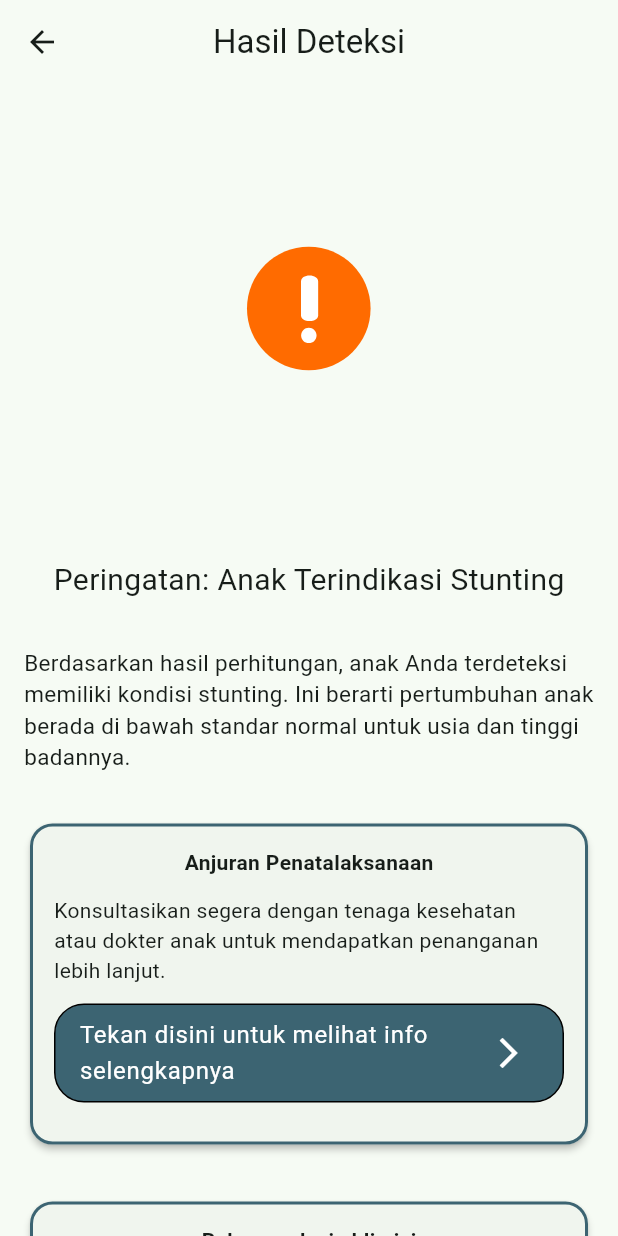
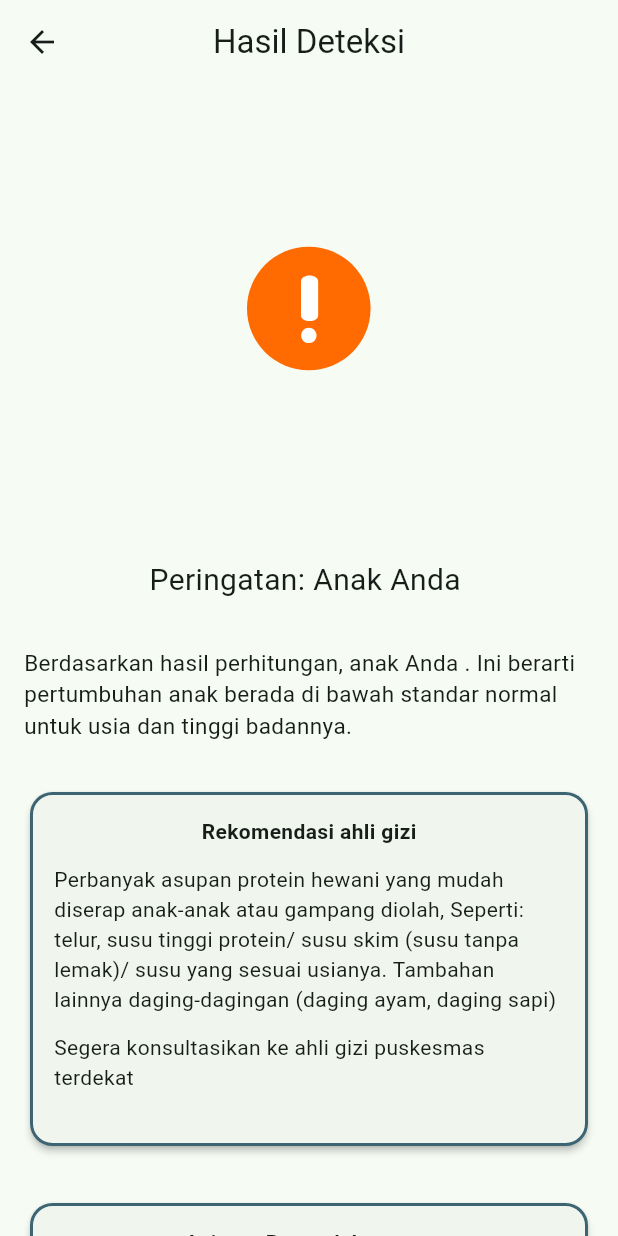
Before and after one commit to Arifrhmn2743/stunt-guard, a Flutter app: the HasilDeteksi screen opened directly with empty values, on a phone screen of 412 x 824 dp. Run offline on Flutter 3.47's test engine with Material 3 defaults, Android fonts, the phone set to English and light mode, and no system bars; drawn by our look-alikes of lottie; our stand-ins replace material_symbols_icons, sqflite, webview_flutter; missing offline and left inert: easy_image_viewer; accounts and stored records are empty; project files that could hold a hidden picture were left out.

Commit message:
final update (hopefully)

```diff
--- a/lib/fitur/home/menu_utama/deteksi/hasil_deteksi.dart
+++ b/lib/fitur/home/menu_utama/deteksi/hasil_deteksi.dart
@@ -1,6 +1,7 @@
 import 'package:flutter/material.dart';
 import 'package:lottie/lottie.dart';
 import 'package:stunting_app/fitur/home/homepage.dart';
+import 'package:url_launcher/url_launcher.dart';
 
 class HasilDeteksi extends StatefulWidget {
   final String nama, kategori;
@@ -11,6 +12,13 @@ class HasilDeteksi extends StatefulWidget {
 }
 
 class _HasilDeteksiState extends State<HasilDeteksi> {
+  final Uri _url = Uri.parse('https://bit.ly/3AFvN4L');
+  Future<void> _launchUrl() async {
+    if (!await launchUrl(_url)) {
+      throw Exception('Could not launch $_url');
+    }
+  }
+
   @override
   Widget build(BuildContext context) {
     return Scaffold(
@@ -42,10 +50,10 @@ class _HasilDeteksiState extends State<HasilDeteksi> {
                   Center(
                     child: Text(
                       widget.kategori == "Normal"
-                          ? "Anak Tidak Terindikasi Stunting"
+                          ? "Anak Anda ${widget.kategori}"
                           : widget.kategori == 'Tinggi'
                               ? "Anak terdeteksi Tinggi"
-                              : "Peringatan: Anak Terindikasi Stunting",
+                              : "Peringatan: Anak Anda ${widget.kategori}",
                       style: TextStyle(fontSize: 20),
                     ),
                   ),
@@ -54,11 +62,85 @@ class _HasilDeteksiState extends State<HasilDeteksi> {
                   ),
                   Text(
                     widget.kategori == "Normal"
-                        ? "Berdasarkan hasil perhitungan, anak Anda tidak terdeteksi mengalami stunting. Pertumbuhan anak sesuai dengan standar normal untuk usia dan tinggi badannya."
+                        ? "Berdasarkan hasil perhitungan, anak Anda ${widget.kategori}. Pertumbuhan anak sesuai dengan standar normal untuk usia dan tinggi badannya."
                         : widget.kategori == "Tinggi"
-                            ? "Berdasarkan hasil perhitungan, anak Anda tidak terdeteksi mengalami stunting. Pertumbuhan anak sesuai dengan standar normal untuk usia dan tinggi badannya."
-                            : "Berdasarkan hasil perhitungan, anak Anda terdeteksi memiliki kondisi stunting. Ini berarti pertumbuhan anak berada di bawah standar normal untuk usia dan tinggi badannya.",
+                            ? "Berdasarkan hasil perhitungan, anak Anda termasuk ${widget.kategori}. Pertumbuhan anak agak lebih dari standar normal untuk usia dan tinggi badannya."
+                            : "Berdasarkan hasil perhitungan, anak Anda ${widget.kategori}. Ini berarti pertumbuhan anak berada di bawah standar normal untuk usia dan tinggi badannya.",
                     style: TextStyle(fontSize: 15),
+                  ),
+                  SizedBox(
+                    height: 30,
+                  ),
+                  Card(
+                    elevation: 2,
+                    shape: RoundedRectangleBorder(
+                      borderRadius: BorderRadius.circular(15.0),
+                      side: BorderSide(
+                        color: Theme.of(context).colorScheme.tertiary,
+                        width: 2.0,
+                      ),
+                    ),
+                    child: Padding(
+                      padding: const EdgeInsets.all(16.0),
+                      child: Column(
+                        crossAxisAlignment: CrossAxisAlignment.start,
+                        children: [
+                          Center(
+                              child: Text(
+                            "Rekomendasi ahli gizi",
+                            style: TextStyle(fontWeight: FontWeight.bold),
+                          )),
+                          SizedBox(
+                            height: 12,
+                          ),
+                          widget.kategori == "Normal"
+                              ? Text(
+                                  "Wah, Selamat Bu, Hasil pemeriksaan menunjukkan gizi anak baik, Terus pertahankan ya Bu!")
+                              : widget.kategori == "Tinggi"
+                                  ? Text(
+                                      "Wah, Selamat Bu, Hasil pemeriksaan menunjukkan gizi anak baik, Terus pertahankan ya Bu!")
+                                  : Text(
+                                      "Perbanyak asupan protein hewani yang mudah diserap anak-anak atau gampang diolah, Seperti: telur, susu tinggi protein/ susu skim (susu tanpa lemak)/ susu yang sesuai usianya. Tambahan lainnya daging-dagingan (daging ayam, daging sapi)"),
+                          // Text(widget.kategori != "Normal"
+                          //     ? "Pastikan anak mendapatkan asupan gizi yang cukup dan seimbang. "
+                          //     : "Rutin periksakan anak ke tenaga kesehatan untuk memantau perkembangan tinggi dan berat badan."),
+                          SizedBox(
+                            height: 12,
+                          ),
+                          widget.kategori == "Normal"
+                              ? Text(
+                                  "Terimakasih sudah rutin membawa anak ke posyandu Bu!")
+                              : widget.kategori == "Tinggi"
+                                  ? Text(
+                                      "Terimakasih sudah rutin membawa anak ke posyandu Bu!")
+                                  : Text(
+                                      "Segera konsultasikan ke ahli gizi puskesmas terdekat"),
+                          SizedBox(
+                            height: 20,
+                          ),
+                          // Container(
+                          //   decoration: BoxDecoration(
+                          //       border: Border.all(),
+                          //       borderRadius: BorderRadius.circular(20),
+                          //       color: Theme.of(context).colorScheme.tertiary),
+                          //   child: ListTile(
+                          //     title: Text(
+                          //       "Tekan disini untuk melihat info selengkapnya",
+                          //       style: TextStyle(color: Colors.white),
+                          //     ),
+                          //     trailing: Icon(
+                          //       Icons.arrow_forward_ios,
+                          //       color: Colors.white,
+                          //     ),
+                          //     onTap: () {},
+                          //   ),
+                          // ),
+                          // SizedBox(
+                          //   height: 12,
+                          // ),
+                        ],
+                      ),
+                    ),
                   ),
                   SizedBox(
                     height: 30,
@@ -85,82 +167,39 @@ class _HasilDeteksiState extends State<HasilDeteksi> {
                           SizedBox(
                             height: 12,
                           ),
-                          Text(widget.kategori != "Normal"
-                              ? "Konsultasikan segera dengan tenaga kesehatan atau dokter anak untuk mendapatkan penanganan lebih lanjut. "
-                              : "Tetap pertahankan pola makan yang sehat dan bergizi untuk mendukung pertumbuhan anak secara optimal."),
+                          Text(widget.kategori == "Normal" ||
+                                  widget.kategori == "Tinggi"
+                              ? "Tetap pertahankan pola makan yang sehat dan bergizi untuk mendukung pertumbuhan anak secara optimal."
+                              : "Konsultasikan segera dengan tenaga kesehatan atau dokter anak untuk mendapatkan penanganan lebih lanjut. "),
                           SizedBox(
                             height: 12,
                           ),
-                          Container(
+                          widget.kategori == "Normal" ||
+                                  widget.kategori == "Tinggi"
+                              ? SizedBox.shrink()
+                              : Container(
                                   decoration: BoxDecoration(
                                       border: Border.all(),
                                       borderRadius: BorderRadius.circular(20),
-                                color: Theme.of(context).colorScheme.tertiary),
+                                      color: Theme.of(context)
+                                          .colorScheme
+                                          .tertiary),
                                   child: ListTile(
                                     title: Text(
-                                "Tekan disini untuk melihat info selengkapnya",
+                                      "Tekan disini untuk melihat rekomendasi cegah stunting dari Kementrian Kesehatan",
                                       style: TextStyle(color: Colors.white),
                                     ),
                                     trailing: Icon(
                                       Icons.arrow_forward_ios,
                                       color: Colors.white,
                                     ),
-                              onTap: () {},
-                            ),
-                          ),
-                          SizedBox(
-                            height: 12,
-                          ),
-                        ],
-                      ),
-                    ),
-                  ),
-                  SizedBox(
-                    height: 30,
-                  ),
-                  Card(
-                    elevation: 2,
-                    shape: RoundedRectangleBorder(
-                      borderRadius: BorderRadius.circular(15.0),
-                      side: BorderSide(
-                        color: Theme.of(context).colorScheme.tertiary,
-                        width: 2.0,
-                      ),
-                    ),
-                    child: Padding(
-                      padding: const EdgeInsets.all(16.0),
-                      child: Column(
-                        crossAxisAlignment: CrossAxisAlignment.start,
-                        children: [
-                          Center(
-                              child: Text(
-                            "Rekomendasi ahli gizi",
-                            style: TextStyle(fontWeight: FontWeight.bold),
-                          )),
-                          SizedBox(
-                            height: 12,
-                          ),
-                          Text(widget.kategori != "Normal"
-                              ? "Pastikan anak mendapatkan asupan gizi yang cukup dan seimbang. "
-                              : "Rutin periksakan anak ke tenaga kesehatan untuk memantau perkembangan tinggi dan berat badan."),
-                          SizedBox(
-                            height: 12,
-                          ),
-                          Container(
-                            decoration: BoxDecoration(
-                                border: Border.all(),
-                                borderRadius: BorderRadius.circular(20),
-                                color: Theme.of(context).colorScheme.tertiary),
-                            child: ListTile(
-                              title: Text(
-                                "Tekan disini untuk melihat info selengkapnya",
-                                style: TextStyle(color: Colors.white),
-                              ),
-                              trailing: Icon(
-                                Icons.arrow_forward_ios,
-                                color: Colors.white,
-                              ),
-                              onTap: () {},
+                                    onTap: () {
+                                      // Navigator.push(context,
+                                      //     MaterialPageRoute(builder: (context) {
+                                      //   return WebviewLink();
+                                      // }));
+                                      _launchUrl();
+                                    },
                                   ),
                                 ),
                           SizedBox(
--- a/pubspec.yaml
+++ b/pubspec.yaml
@@ -42,6 +42,7 @@ dependencies:
   path_provider: ^2.1.4
   rename_app: ^1.6.1
   sqflite: ^2.4.0
+  url_launcher: ^6.3.1
   webview_flutter: ^4.10.0
 
 dev_dependencies:
```
Also changed, not shown: lib/fitur/home/menu_utama/deteksi/history_simulasi.dart (+15 -3 lines), lib/fitur/home/menu_utama/deteksi/webview_link.dart (added, +32 -0 lines), pubspec.lock, 5 other files. Lines whose indentation alone changed are shown as unchanged.
